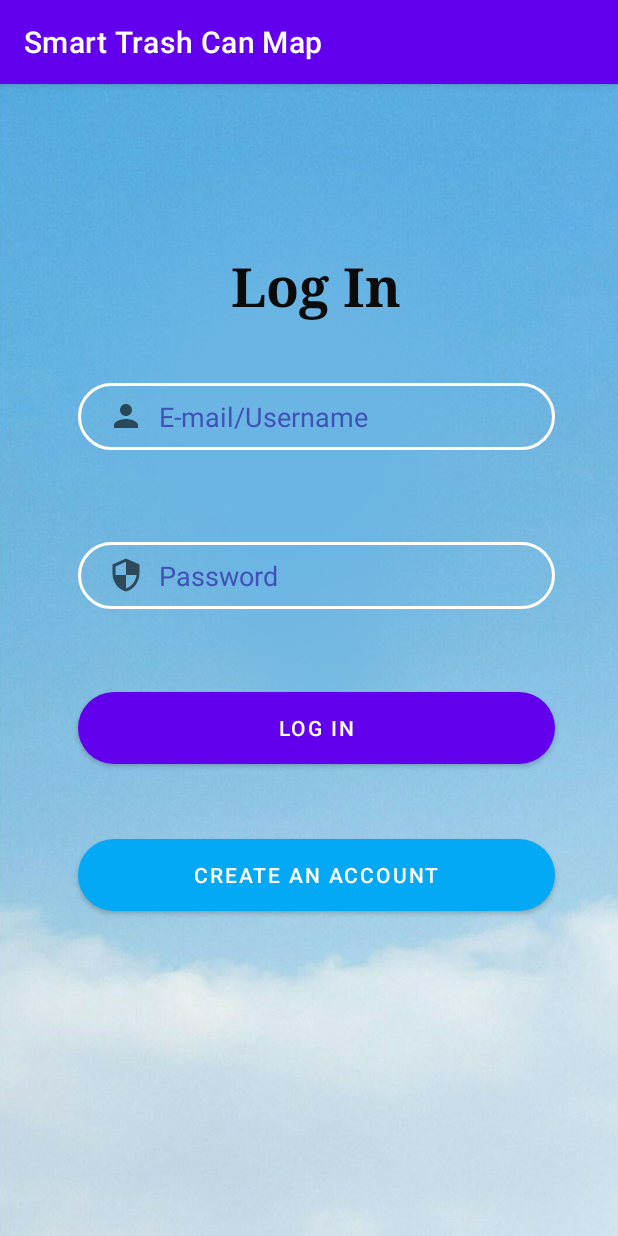
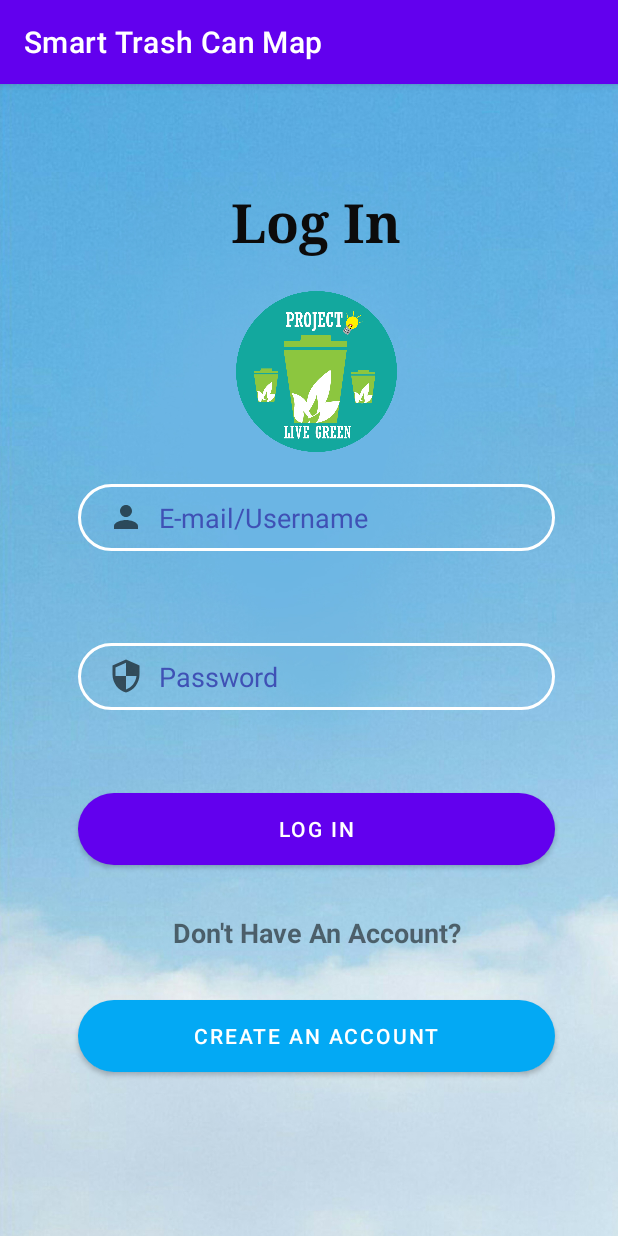
Before and after one commit to Nevin456/Inte, an Android app: the screen it shows after launch (LoginActivity), on a phone screen of 412 x 824 dp. Run offline under Robolectric (Android 15) with nearby library versions, the phone set to English and light mode, and no system bars.

Commit message:
Login logo added.

```diff
--- a/app/src/main/res/layout/activity_login.xml
+++ b/app/src/main/res/layout/activity_login.xml
@@ -2,6 +2,7 @@
 <androidx.constraintlayout.widget.ConstraintLayout xmlns:android="http://schemas.android.com/apk/res/android"
     xmlns:app="http://schemas.android.com/apk/res-auto"
     xmlns:tools="http://schemas.android.com/tools"
+    android:id="@+id/logoimg"
     android:layout_width="match_parent"
     android:layout_height="match_parent"
     android:background="@drawable/background"
@@ -9,12 +10,14 @@
     android:paddingTop="10dp"
     android:paddingRight="10dp"
     android:paddingBottom="10dp"
+    android:verticalScrollbarPosition="defaultPosition"
     tools:context=".LoginActivity">
 
     <TextView
         android:id="@+id/topic1"
         android:layout_width="wrap_content"
         android:layout_height="wrap_content"
+        android:layout_marginBottom="300dp"
         android:fontFamily="serif"
         android:text="Log In"
         android:textColor="#0C0B0B"
@@ -33,7 +36,7 @@
         android:layout_height="wrap_content"
         android:layout_marginStart="32dp"
         android:layout_marginLeft="32dp"
-        android:layout_marginTop="40dp"
+        android:layout_marginTop="150dp"
         android:layout_marginEnd="32dp"
         android:layout_marginRight="32dp"
         android:background="@drawable/input_bg"
@@ -90,11 +93,35 @@
         android:id="@+id/button2"
         android:layout_width="0dp"
         android:layout_height="wrap_content"
-        android:layout_marginTop="50dp"
+        android:layout_marginTop="90dp"
         android:background="@drawable/btn_bg"
         android:text="Create An Account"
         app:backgroundTint="#03A9F4"
         app:layout_constraintEnd_toEndOf="@+id/button"
         app:layout_constraintStart_toStartOf="@+id/button"
         app:layout_constraintTop_toBottomOf="@+id/button" />
+
+    <TextView
+        android:id="@+id/alreadyacctextview"
+        android:layout_width="wrap_content"
+        android:layout_height="wrap_content"
+        android:fontFamily="sans-serif"
+        android:text="Don't Have An Account?"
+        android:textSize="18sp"
+        android:textStyle="bold"
+        app:layout_constraintBottom_toTopOf="@+id/button2"
+        app:layout_constraintEnd_toEndOf="@+id/button"
+        app:layout_constraintStart_toStartOf="@+id/button"
+        app:layout_constraintTop_toBottomOf="@+id/button" />
+
+    <ImageView
+        android:id="@+id/imageView"
+        android:layout_width="114dp"
+        android:layout_height="107dp"
+        app:layout_constraintBottom_toTopOf="@+id/inputusername"
+        app:layout_constraintEnd_toEndOf="@+id/topic1"
+        app:layout_constraintStart_toStartOf="@+id/topic1"
+        app:layout_constraintTop_toBottomOf="@+id/topic1"
+        app:srcCompat="@drawable/logoimg" />
+
 </androidx.constraintlayout.widget.ConstraintLayout>
```
Also changed, not shown: app/src/main/res/drawable/logoimg.png (added).
